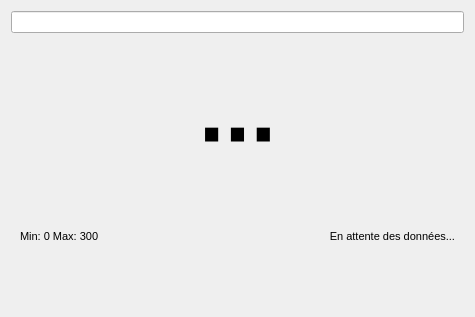
Qt form localStationCS/pollutionwidget.ui (Gnoumy/RaspMeteo) before a commit.
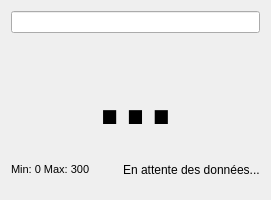
The same form after that commit. The open tabs and pages were chosen to show the change.

```diff
--- a/localStationCS/pollutionwidget.ui
+++ b/localStationCS/pollutionwidget.ui
@@ -6,28 +6,19 @@
    <rect>
     <x>0</x>
     <y>0</y>
-    <width>475</width>
-    <height>317</height>
+    <width>271</width>
+    <height>200</height>
    </rect>
   </property>
   <property name="windowTitle">
    <string>Form</string>
   </property>
+  <layout class="QGridLayout" name="gridLayout">
+   <item row="0" column="0">
   <layout class="QVBoxLayout" name="verticalLayout">
    <item>
-    <widget class="QLineEdit" name="lineEdit_header">
-     <property name="alignment">
-      <set>Qt::AlignCenter</set>
-     </property>
-    </widget>
-   </item>
-   <item>
-    <widget class="QStackedWidget" name="stackedWidget">
-     <property name="currentIndex">
-      <number>1</number>
-     </property>
-     <widget class="QWidget" name="page_affichageDefaut_3">
-      <layout class="QVBoxLayout" name="verticalLayout_2">
+      <widget class="QLineEdit" name="lineEdit_header"/>
+     </item>
        <item>
         <widget class="QLabel" name="label_Indice">
          <property name="font">
@@ -65,7 +56,7 @@
             </font>
            </property>
            <property name="text">
-            <string>Min: 0 Max: 300</string>
+          <string>Min: 0 Max: 300 </string>
            </property>
            <property name="alignment">
             <set>Qt::AlignLeading|Qt::AlignLeft|Qt::AlignVCenter</set>
@@ -74,105 +65,14 @@
          </item>
          <item>
           <widget class="QLabel" name="label_Station">
-           <property name="palette">
-            <palette>
-             <active>
-              <colorrole role="WindowText">
-               <brush brushstyle="SolidPattern">
-                <color alpha="255">
-                 <red>0</red>
-                 <green>0</green>
-                 <blue>0</blue>
-                </color>
-               </brush>
-              </colorrole>
-              <colorrole role="Text">
-               <brush brushstyle="SolidPattern">
-                <color alpha="255">
-                 <red>0</red>
-                 <green>0</green>
-                 <blue>0</blue>
-                </color>
-               </brush>
-              </colorrole>
-             </active>
-             <inactive>
-              <colorrole role="WindowText">
-               <brush brushstyle="SolidPattern">
-                <color alpha="255">
-                 <red>0</red>
-                 <green>0</green>
-                 <blue>0</blue>
-                </color>
-               </brush>
-              </colorrole>
-              <colorrole role="Text">
-               <brush brushstyle="SolidPattern">
-                <color alpha="255">
-                 <red>0</red>
-                 <green>0</green>
-                 <blue>0</blue>
-                </color>
-               </brush>
-              </colorrole>
-             </inactive>
-             <disabled>
-              <colorrole role="WindowText">
-               <brush brushstyle="SolidPattern">
-                <color alpha="255">
-                 <red>190</red>
-                 <green>190</green>
-                 <blue>190</blue>
-                </color>
-               </brush>
-              </colorrole>
-              <colorrole role="Text">
-               <brush brushstyle="SolidPattern">
-                <color alpha="255">
-                 <red>190</red>
-                 <green>190</green>
-                 <blue>190</blue>
-                </color>
-               </brush>
-              </colorrole>
-             </disabled>
-            </palette>
-           </property>
-           <property name="font">
-            <font>
-             <pointsize>8</pointsize>
-            </font>
-           </property>
            <property name="text">
             <string>En attente des données...</string>
            </property>
-           <property name="alignment">
-            <set>Qt::AlignRight|Qt::AlignTrailing|Qt::AlignVCenter</set>
-           </property>
           </widget>
          </item>
         </layout>
        </item>
       </layout>
-     </widget>
-     <widget class="QWidget" name="page_affichageGraphique_3">
-      <layout class="QVBoxLayout" name="verticalLayout_10">
-       <item>
-        <widget class="QWidget" name="widget" native="true"/>
-       </item>
-       <item>
-        <widget class="QLabel" name="label_graph">
-         <property name="text">
-          <string>En attente des données...</string>
-         </property>
-         <property name="alignment">
-          <set>Qt::AlignCenter</set>
-         </property>
-        </widget>
-       </item>
-      </layout>
-     </widget>
-    </widget>
    </item>
   </layout>
  </widget>
```
Lines whose indentation alone changed are shown as unchanged.
